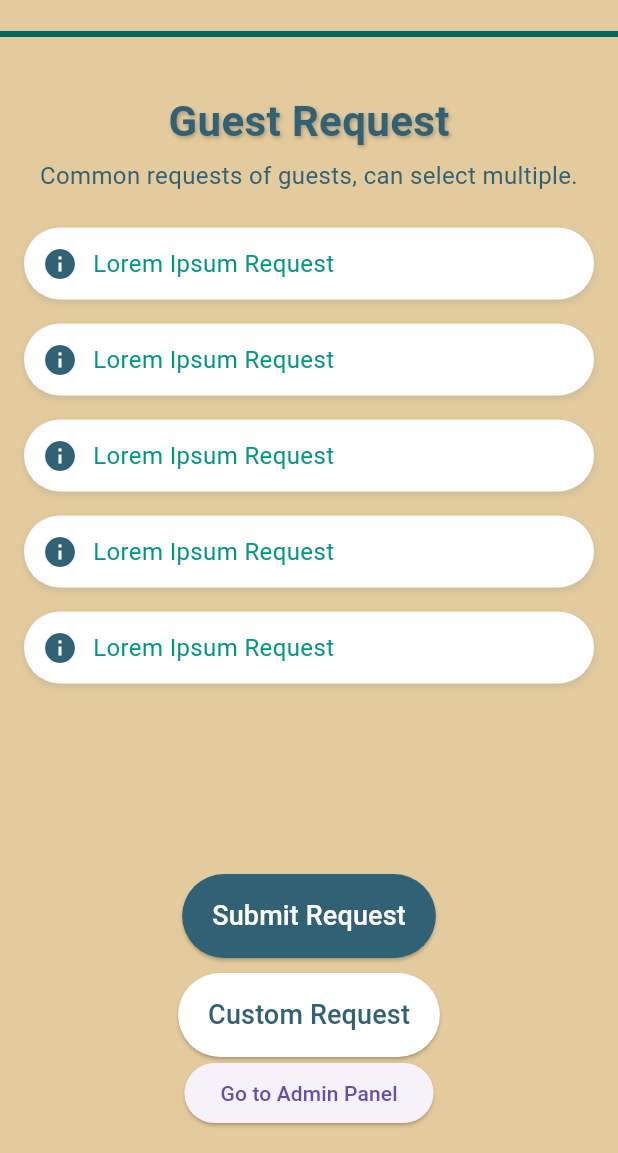
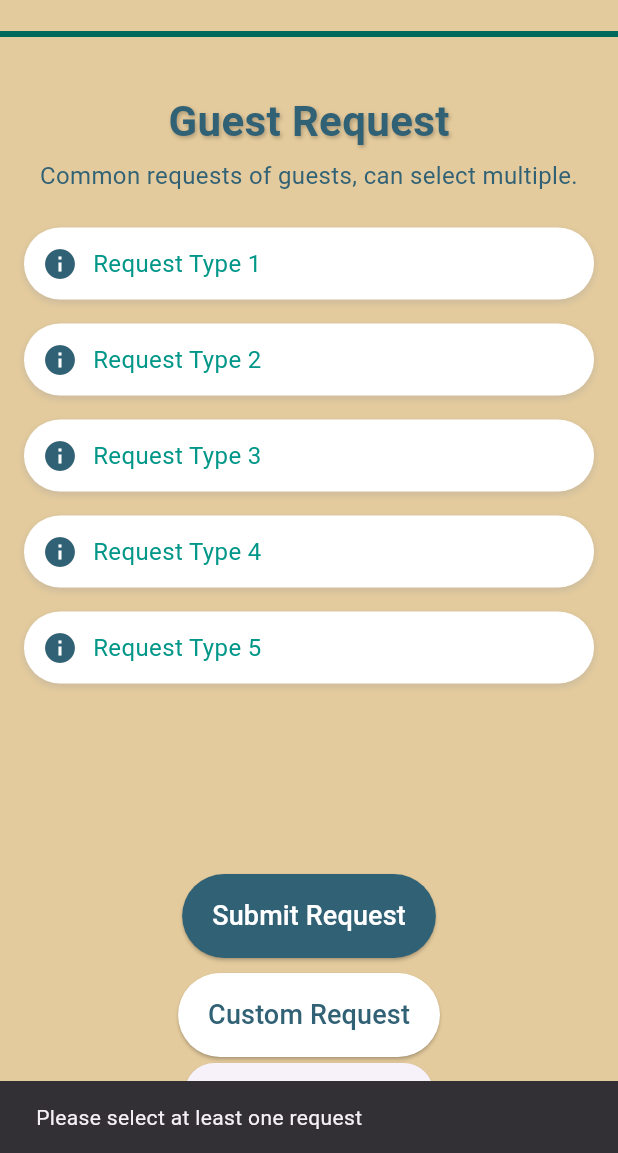
Before and after one commit to Famanias/soft-eng, a Flutter app: the GuestRequestScreen screen opened by its route, after a tap on "Submit Request", on a phone screen of 412 x 824 dp, the part 83-1236 px from its top. Run offline on Flutter 3.47's test engine with Material 3 defaults, Android fonts, the phone set to English and light mode, and no system bars; our stand-ins replace cloud_firestore, firebase_core; missing offline and left inert: qr_code_scanner; accounts and stored records are empty.

```diff
--- a/flutter_application_1/lib/screens/guest_request/guest_request_screen.dart
+++ b/flutter_application_1/lib/screens/guest_request/guest_request_screen.dart
@@ -1,5 +1,6 @@
 import 'package:flutter/material.dart';
-
+import 'package:cloud_firestore/cloud_firestore.dart';
+import 'package:qr_code_scanner/qr_code_scanner.dart';
 
 class GuestRequestScreen extends StatefulWidget {
   const GuestRequestScreen({super.key});
@@ -9,12 +10,88 @@ class GuestRequestScreen extends StatefulWidget {
 }
 
 class _GuestRequestScreenState extends State<GuestRequestScreen> {
+  final GlobalKey qrKey = GlobalKey(debugLabel: 'QR');
+  QRViewController? qrController;
+  String tableId = ""; // This will store the scanned table ID
   List<bool> selectedItems = List.generate(5, (index) => false);
+
+  @override
+  void dispose() {
+    qrController?.dispose();
+    super.dispose();
+  }
+
+  // Placeholder list of request types (replace "Lorem Ipsum Request" with actual request types)
+  List<String> requestTypes = [
+    "Request Type 1",
+    "Request Type 2",
+    "Request Type 3",
+    "Request Type 4",
+    "Request Type 5",
+  ];
+
+  // Function to scan QR code
+  void _onQRViewCreated(QRViewController controller) {
+    setState(() {
+      qrController = controller;
+    });
+    controller.scannedDataStream.listen((scanData) {
+      setState(() {
+        tableId = scanData.code ?? ""; // Set the table ID from QR code
+      });
+      controller.pauseCamera(); // Pause scanning after getting the first result
+    });
+  }
+
+  Future<void> _submitRequest() async {
+    // Collect the selected request types
+    List<String> selectedRequests = [];
+    for (int i = 0; i < selectedItems.length; i++) {
+      if (selectedItems[i]) {
+        selectedRequests.add(requestTypes[i]);
+      }
+    }
+
+    // If no requests are selected, show an error
+    if (selectedRequests.isEmpty) {
+      ScaffoldMessenger.of(context).showSnackBar(
+        const SnackBar(content: Text("Please select at least one request")),
+      );
+      return;
+    }
+
+    // Prepare Firestore data for each request
+    try {
+      for (var requestType in selectedRequests) {
+        await FirebaseFirestore.instance.collection('guestRequests').add({
+          'tableId': 'table_1', // Replace with dynamic table ID if available
+          'requestType': requestType,
+          'status': 'active',
+          'timestamp': Timestamp.now(),
+        });
+      }
+
+      // Notify the user of successful submission
+      ScaffoldMessenger.of(context).showSnackBar(
+        const SnackBar(content: Text("Requests submitted successfully")),
+      );
+
+      // Reset selected items
+      setState(() {
+        selectedItems = List.generate(5, (index) => false);
+      });
+    } catch (e) {
+      // Show error message if submission fails
+      ScaffoldMessenger.of(context).showSnackBar(
+        SnackBar(content: Text("Failed to submit request: $e")),
+      );
+    }
+  }
 
   @override
   Widget build(BuildContext context) {
     return Scaffold(
-      backgroundColor: const Color(0xFFE4CB9D), // Background color
+      backgroundColor: const Color(0xFFE4CB9D),
       appBar: AppBar(
         title: const Text(
           "TableServe",
@@ -25,8 +102,8 @@ class _GuestRequestScreenState extends State<GuestRequestScreen> {
           ),
         ),
         centerTitle: true,
-        backgroundColor: const Color(0xFFE4CB9D), // Background color to match
-        elevation: 0, // Remove shadow
+        backgroundColor: const Color(0xFFE4CB9D),
+        elevation: 0,
         toolbarHeight: 80,
         flexibleSpace: Column(
           mainAxisAlignment: MainAxisAlignment.end,
@@ -44,13 +121,13 @@ class _GuestRequestScreenState extends State<GuestRequestScreen> {
           crossAxisAlignment: CrossAxisAlignment.center,
           children: [
             const SizedBox(height: 20),
-            Text(
+            const Text(
               "Guest Request",
               style: TextStyle(
                 fontSize: 28,
                 fontWeight: FontWeight.bold,
                 color: Color(0xFF316175),
-                shadows: const [
+                shadows: [
                   Shadow(
                     offset: Offset(1.0, 1.0),
                     blurRadius: 3.0,
@@ -60,7 +137,7 @@ class _GuestRequestScreenState extends State<GuestRequestScreen> {
               ),
             ),
             const SizedBox(height: 5),
-            Text(
+            const Text(
               "Common requests of guests, can select multiple.",
               style: TextStyle(fontSize: 16, color: Color(0xFF316175)),
               textAlign: TextAlign.center,
@@ -96,11 +173,11 @@ class _GuestRequestScreenState extends State<GuestRequestScreen> {
                         padding: const EdgeInsets.all(12.0),
                         child: Row(
                           children: [
-                            Icon(Icons.info, color: selectedItems[index] ? Colors.white : Color(0xFF316175)),
+                            Icon(Icons.info, color: selectedItems[index] ? Colors.white : const Color(0xFF316175)),
                             const SizedBox(width: 10),
                             Expanded(
                               child: Text(
-                                "Lorem Ipsum Request",
+                                requestTypes[index], // Display request type name
                                 style: TextStyle(
                                   fontSize: 16,
                                   color: selectedItems[index] ? Colors.white : Colors.teal,
@@ -117,20 +194,16 @@ class _GuestRequestScreenState extends State<GuestRequestScreen> {
             ),
             const SizedBox(height: 20),
 
-
-
-
             // Submit Request Button
             ElevatedButton(
               style: ElevatedButton.styleFrom(
-                padding: const EdgeInsets.fromLTRB(20.0, 15.0, 20.0, 15.0), backgroundColor: const Color(0xFF316175), // Button color
+                padding: const EdgeInsets.fromLTRB(20.0, 15.0, 20.0, 15.0),
+                backgroundColor: const Color(0xFF316175),
                 shape: RoundedRectangleBorder(
                   borderRadius: BorderRadius.circular(30.0),
                 ),
               ),
-              onPressed: () {
-                // Handle submit action
-              },
+              onPressed: _submitRequest, // Call Firestore submission
               child: const Text("Submit Request", style: TextStyle(fontSize: 18, color: Colors.white)),
             ),
             const SizedBox(height: 10),
@@ -138,14 +211,14 @@ class _GuestRequestScreenState extends State<GuestRequestScreen> {
             // Custom Request Button
             ElevatedButton(
               style: OutlinedButton.styleFrom(
-                foregroundColor: const Color(0xFF316175), padding: const EdgeInsets.fromLTRB(20.0, 15.0, 20.0, 15.0), backgroundColor: Colors.white,
-                side: null,
+                foregroundColor: const Color(0xFF316175),
+                padding: const EdgeInsets.fromLTRB(20.0, 15.0, 20.0, 15.0),
+                backgroundColor: Colors.white,
                 shape: RoundedRectangleBorder(
                   borderRadius: BorderRadius.circular(30.0),
                 ),
               ),
               onPressed: () {
-                // Handle custom request action
                 Navigator.pushNamed(context, '/customRequest');
               },
               child: const Text("Custom Request", style: TextStyle(fontSize: 18)),
@@ -160,11 +233,11 @@ class _GuestRequestScreenState extends State<GuestRequestScreen> {
                   Navigator.pushNamed(context, '/adminPanel');
                 } else {
                   ScaffoldMessenger.of(context).showSnackBar(
-                    SnackBar(content: Text('Invalid credentials')),
+                    const SnackBar(content: Text('Invalid credentials')),
                   );
                 }
               },
-              child: Text("Go to Admin Panel"),
+              child: const Text("Go to Admin Panel"),
             )
           ],
         ),
--- a/flutter_application_1/pubspec.yaml
+++ b/flutter_application_1/pubspec.yaml
@@ -33,7 +33,7 @@ dependencies:
   firebase_core: ^2.16.1 # Replace with the latest if this changes
   cloud_firestore: ^4.12.1 # Replace with the latest if this changes
   qr_flutter: ^4.0.0          # For generating QR codes
-  qr_code_scanner: ^0.6.1     # For scanning QR codes
+  qr_code_scanner: ^1.0.1   # For scanning QR codes
   http: ^0.13.4               # For making HTTP requests to your backend
   firebase_messaging: ^14.0.0 # For real-time notifications to the admin
 
```
Also changed, not shown: flutter_application_1/lib/main.dart (+17 -7 lines), flutter_application_1/lib/screens/admin_panel/admin_panel_screen.dart (+5 -3 lines), flutter_application_1/lib/screens/custom_request/custom_request_screen.dart (+14 -12 lines), flutter_application_1/lib/screens/qr_code/qr_code_screen.dart (+65 -8 lines), flutter_application_1/pubspec.lock, 6 other files.
